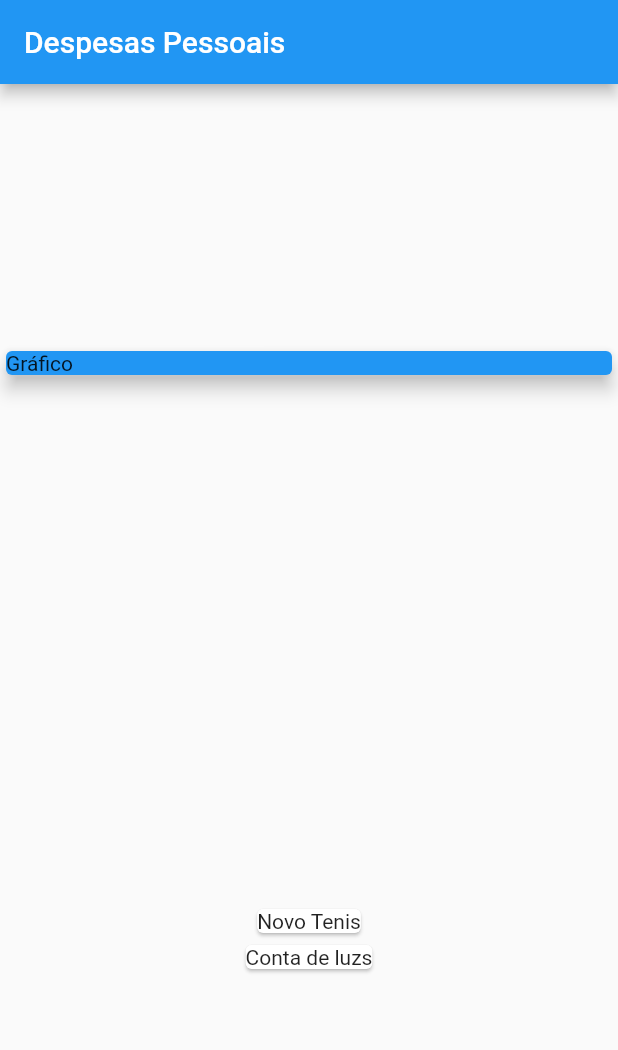
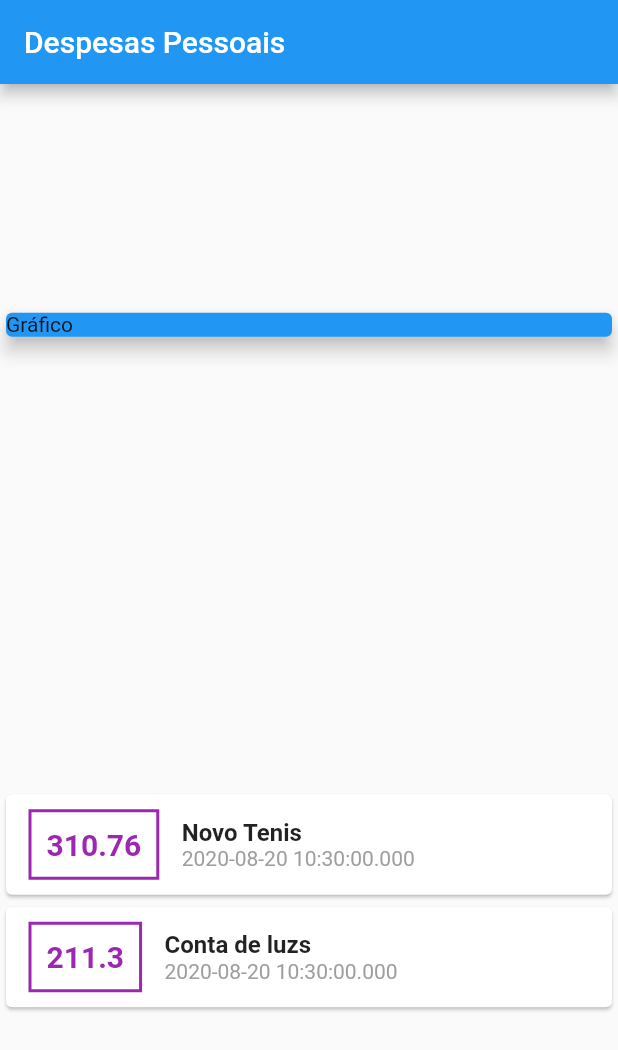
Before and after one commit to jsaintz/expenses, a Flutter app: the screen it shows after launch, on a phone screen of 412 x 824 dp. Shown: the top 1050 px of the screen. Run offline on Flutter 3.47's test engine with Material 2 defaults, Android fonts, the phone set to English and light mode, and no system bars.

Commit message:
text style in column.

```diff
--- a/lib/main.dart
+++ b/lib/main.dart
@@ -36,8 +36,45 @@ class MyHomePage extends StatelessWidget {
             ),
           ),
           Column(
-            children: _trasactions.map((tr){
-              return Card(child: Text(tr.title),);
+            children: _trasactions.map((tr) {
+              return Card(
+                child: Row(
+                  children: [
+                    Container(
+                      margin:
+                          EdgeInsets.symmetric(horizontal: 15, vertical: 10),
+                      decoration: BoxDecoration(
+                        border: Border.all(color: Colors.purple, width: 2),
+                      ),
+                      padding: EdgeInsets.all(10),
+                      child: Text(
+                        tr.value.toString(),
+                        style: TextStyle(
+                          fontWeight: FontWeight.bold,
+                          fontSize: 20,
+                          color: Colors.purple,
+                        ),
+                      ),
+                    ),
+                    Column(
+                      crossAxisAlignment: CrossAxisAlignment.start,
+                      children: [
+                        Text(
+                          tr.title,
+                          style: TextStyle(
+                            fontSize: 16,
+                            fontWeight: FontWeight.bold,
+                          ),
+                        ),
+                        Text(
+                          tr.date.toString(),
+                          style: TextStyle(color: Colors.grey),
+                        ),
+                      ],
+                    ),
+                  ],
+                ),
+              );
             }).toList(),
           )
         ],
```
